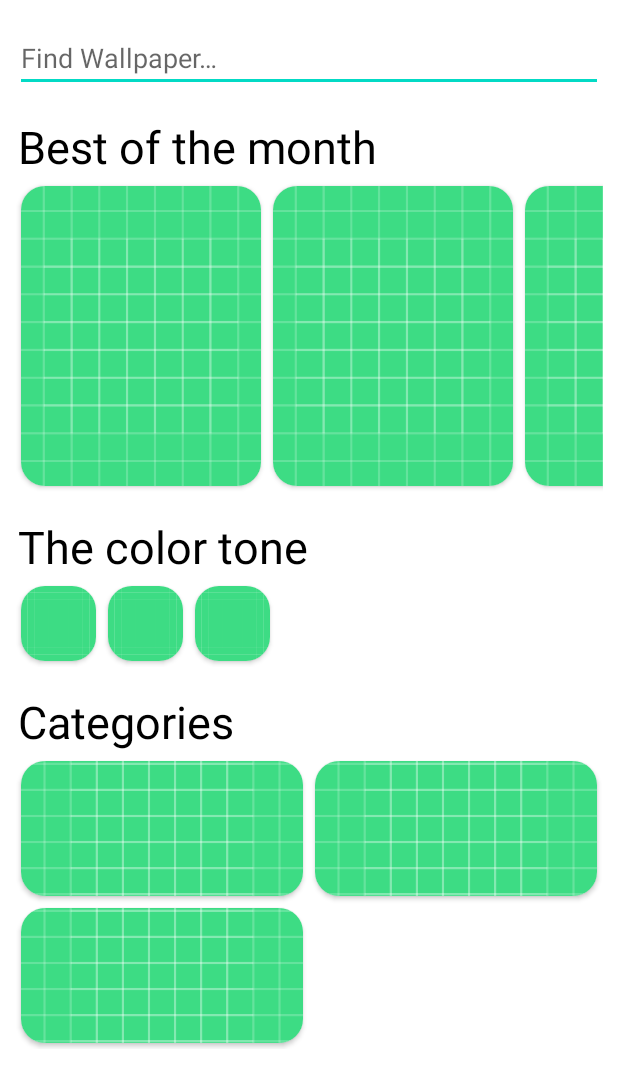
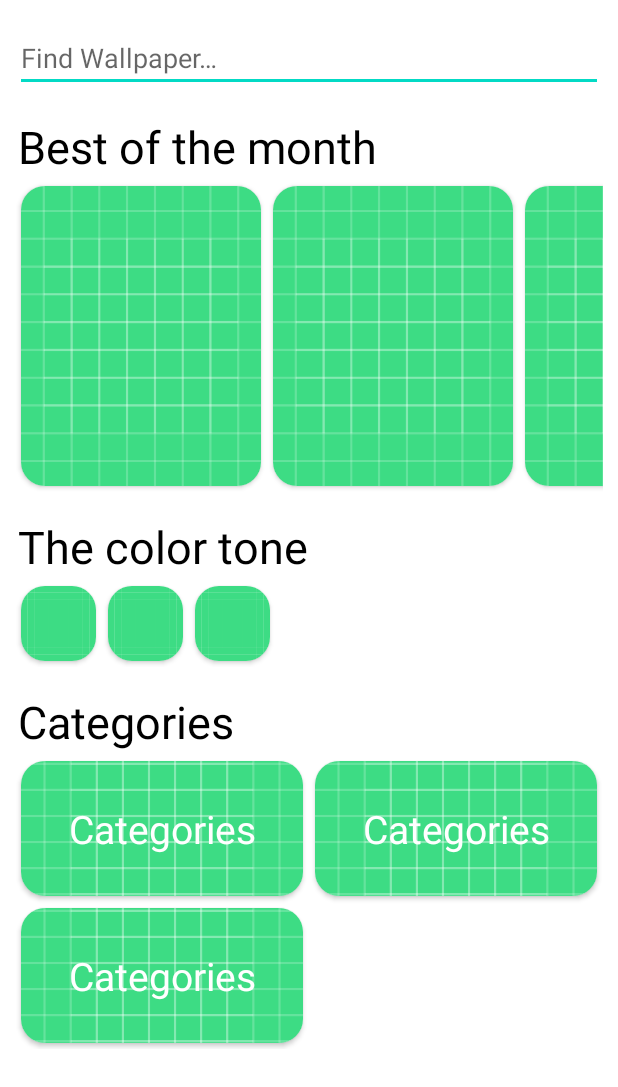
Before and after one commit to KimoTerru/Walls, an Android app: the layout fragment_home.xml on its own in the app's theme, with its tools: preview values and no code run, on a phone screen of 412 x 824 dp. Shown: the top 1087 px of the screen. Run offline under Robolectric (Android 15) with nearby library versions, the light colour scheme and no system bars.

Commit message:
Изменения:
Добавил категории в Home

```diff
--- /dev/null
+++ b/app/src/main/java/it/kimoterru/walls/ui/home/categories/Categories.kt
@@ -0,0 +1,6 @@
+package it.kimoterru.walls.ui.home.categories
+
+data class Categories(
+    val icon: Int,
+    val name: String
+)
--- a/app/src/main/res/layout/card_categories.xml
+++ b/app/src/main/res/layout/card_categories.xml
@@ -13,7 +13,7 @@
         >
 
         <ImageView
-            android:id="@+id/card_wallpaper"
+            android:id="@+id/card_categories"
             android:layout_width="match_parent"
             android:layout_height="match_parent"
             android:src="@drawable/pre_view"
@@ -21,6 +21,19 @@
             android:adjustViewBounds="true"
             tools:ignore="MissingConstraints" />
 
+        <TextView
+            android:id="@+id/name"
+            android:layout_width="wrap_content"
+            android:layout_height="wrap_content"
+            android:text="@string/categories"
+            android:textSize="26sp"
+            android:textColor="@color/white"
+            app:layout_constraintRight_toRightOf="@id/card_categories"
+            app:layout_constraintLeft_toLeftOf="@id/card_categories"
+            app:layout_constraintTop_toTopOf="@id/card_categories"
+            app:layout_constraintBottom_toBottomOf="@id/card_categories"
+            />
+
     </androidx.constraintlayout.widget.ConstraintLayout>
 
 </androidx.cardview.widget.CardView>
```
Also changed, not shown: app/src/main/java/it/kimoterru/walls/adapter/CategoriesAdapter.kt (added, +35 -0 lines), app/src/main/java/it/kimoterru/walls/ui/home/HomeFragment.kt (+24 -2 lines), app/src/main/res/drawable/abstrack.jpg (added), app/src/main/res/drawable/anime.jpg (added), app/src/main/res/drawable/architecture.jpg (added), app/src/main/res/drawable/beach.jpg (added), app/src/main/res/drawable/cars.jpg (added), app/src/main/res/drawable/cats.jpg (added), app/src/main/res/drawable/dogs.jpg (added), app/src/main/res/drawable/landscape.jpg (added), app/src/main/res/drawable/movies.jpg (added), app/src/main/res/drawable/nature.jpg (added), app/src/main/res/drawable/space.jpg (added), app/src/main/res/drawable/sunset.jpg (added), 2 more files.
